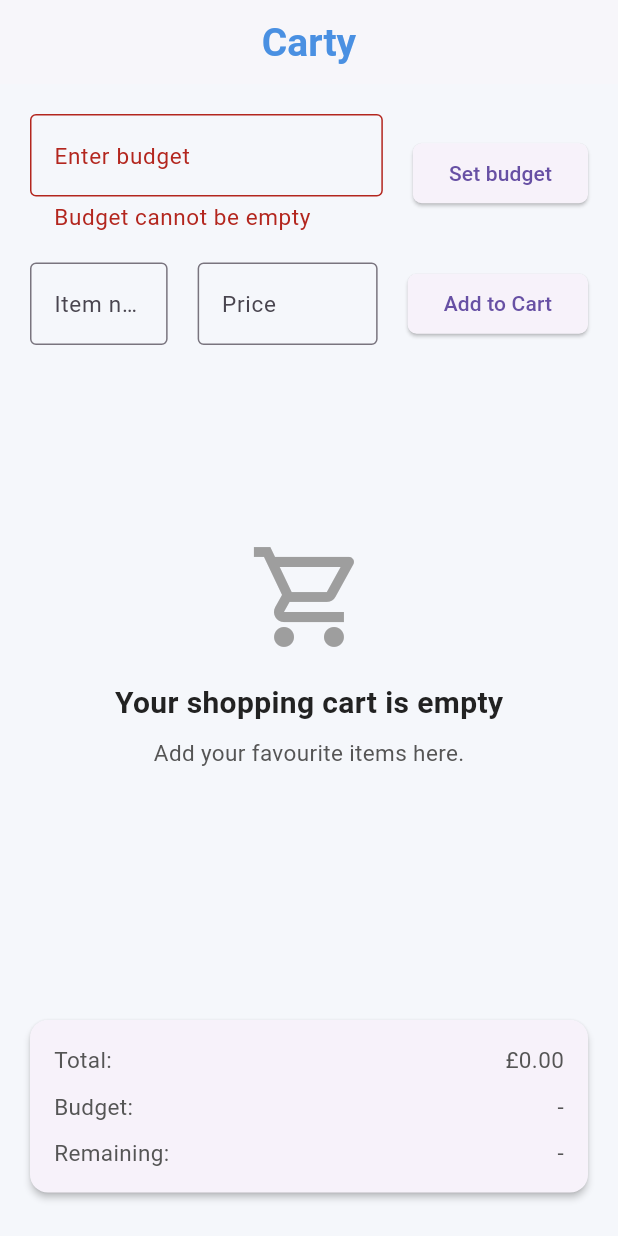
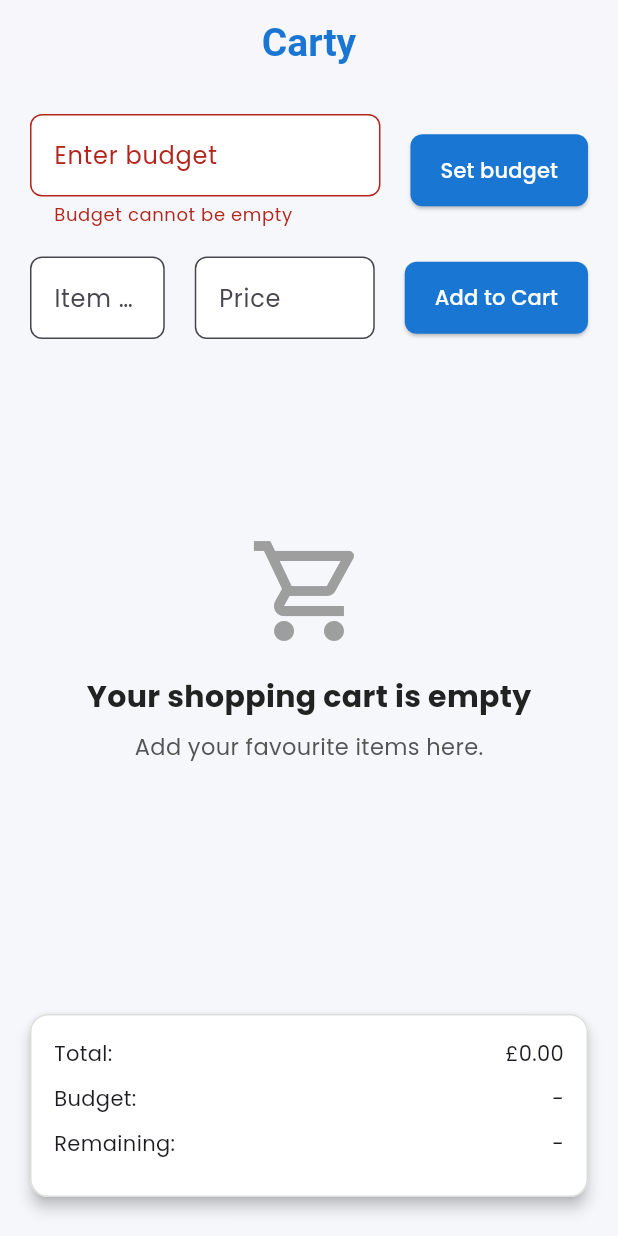
Before and after one commit to Sammyadj/Carty, a Flutter app: the screen it shows after launch, after a tap on "Set budget", on a phone screen of 412 x 824 dp. Run offline on Flutter 3.47's test engine with Material 3 defaults, Android fonts, the phone set to English and light mode, and no system bars; our stand-ins replace google_fonts.

Commit message:
Button and theme update

```diff
--- a/lib/base/res/styles/app_styles.dart
+++ b/lib/base/res/styles/app_styles.dart
@@ -1,8 +1,9 @@
 import 'package:flutter/material.dart';
 
 class AppColors {
-  static const Color primaryColor = Color(0xFF4A90E2); // Lighter Blue
+  static const Color primaryColor = Color(0xFF1976D2); // Lighter Blue
   static const Color accentColor = Color(0xFFD32F2F); // Red
+  static const Color clearCartColor = Color(0xFFCB2552); // Clear Cart button background
   static const Color backgroundColor = Color(0xFFF5F7FB); // Soft background
   static const Color textPrimary = Color(0xFF222222);
   static const Color textSecondary = Color(0xFF555555);
--- a/lib/main.dart
+++ b/lib/main.dart
@@ -2,6 +2,7 @@ import 'package:carty_app/screens/home.dart';
 import 'package:flutter/material.dart';
 
 import 'base/res/styles/app_theme.dart';
+import 'package:google_fonts/google_fonts.dart';
 
 void main() {
   runApp(const MyApp());
@@ -16,7 +17,9 @@ class MyApp extends StatelessWidget {
     return MaterialApp(
       debugShowCheckedModeBanner: false,
       title: 'Carty app',
-        theme: AppTheme.lightTheme,
+      theme: AppTheme.lightTheme.copyWith(
+        textTheme: GoogleFonts.poppinsTextTheme(),
+      ),
       home: HomePage(),
     );
   }
--- a/lib/widgets/cart_section.dart
+++ b/lib/widgets/cart_section.dart
@@ -39,9 +39,11 @@ class CartSection extends StatelessWidget {
           ],
           Expanded(
             child: Card(
-              margin: EdgeInsets.only(top: 16),
+              margin: EdgeInsets.only(top: 16, bottom: 16),
+              color: AppColors.tileBackground,
               shape: RoundedRectangleBorder(
                 borderRadius: BorderRadius.circular(12),
+                side: BorderSide(color: AppColors.borderColor),
               ),
               child: ListView.builder(
                 padding: EdgeInsets.all(8),
--- a/lib/widgets/clear_cart_button.dart
+++ b/lib/widgets/clear_cart_button.dart
@@ -20,16 +20,18 @@ class ClearCartButton extends StatelessWidget {
       child: ElevatedButton(
         onPressed: onClear,
         style: ElevatedButton.styleFrom(
-          backgroundColor: Colors.white,
-          foregroundColor: Colors.red,
+          backgroundColor: AppColors.clearCartColor,
+          foregroundColor: Colors.white,
           elevation: 0,
           shape: RoundedRectangleBorder(
             borderRadius: BorderRadius.circular(8),
-            side: BorderSide(color: Colors.red),
           ),
-          padding: EdgeInsets.symmetric(horizontal: 16, vertical: 12),
+          padding: EdgeInsets.symmetric(horizontal: 20, vertical: 14),
         ),
-        child: Text('Clear Cart', style: AppTextStyles.buttonText),
+        child: Text(
+          'Clear Cart',
+          style: AppTextStyles.buttonText.copyWith(color: Colors.white),
+        ),
       ),
     );
   }
--- a/lib/widgets/input_action_row.dart
+++ b/lib/widgets/input_action_row.dart
@@ -34,7 +34,17 @@ class InputActionRow extends StatelessWidget {
                 style: AppTextStyles.body,
                 decoration: InputDecoration(
                   labelText: labelText,
-                  border: OutlineInputBorder(),
+                  hintText: labelText,
+                  filled: true,
+                  fillColor: Colors.white,
+                  border: OutlineInputBorder(
+                    borderRadius: BorderRadius.circular(8),
+                    borderSide: BorderSide(color: AppColors.borderColor),
+                  ),
+                  focusedBorder: OutlineInputBorder(
+                    borderRadius: BorderRadius.circular(8),
+                    borderSide: BorderSide(color: AppColors.primaryColor, width: 2),
+                  ),
                   errorText: inputErrorText,
                 ),
               ),
@@ -47,12 +57,13 @@ class InputActionRow extends StatelessWidget {
               ),
             ElevatedButton(
               onPressed: onPressed,
-              style: ButtonStyle(
-                shape: WidgetStateProperty.all<RoundedRectangleBorder>(
-                  RoundedRectangleBorder(
-                    borderRadius: BorderRadius.circular(6),
-                  ),
+              style: ElevatedButton.styleFrom(
+                backgroundColor: AppColors.primaryColor,
+                foregroundColor: Colors.white,
+                shape: RoundedRectangleBorder(
+                  borderRadius: BorderRadius.circular(8),
                 ),
+                padding: EdgeInsets.symmetric(horizontal: 20, vertical: 14),
               ),
               child: Text(buttonText),
             ),
@@ -86,7 +97,17 @@ class IsPrice extends StatelessWidget {
         style: AppTextStyles.body,
         decoration: InputDecoration(
           labelText: "Price",
-          border: OutlineInputBorder(),
+          hintText: "Price",
+          filled: true,
+          fillColor: Colors.white,
+          border: OutlineInputBorder(
+            borderRadius: BorderRadius.circular(8),
+            borderSide: BorderSide(color: AppColors.borderColor),
+          ),
+          focusedBorder: OutlineInputBorder(
+            borderRadius: BorderRadius.circular(8),
+            borderSide: BorderSide(color: AppColors.primaryColor, width: 2),
+          ),
           errorText: errorText,
         ),
       ),
--- a/lib/widgets/summary_card.dart
+++ b/lib/widgets/summary_card.dart
@@ -1,5 +1,6 @@
 import 'package:carty_app/widgets/summary_row.dart';
 import 'package:flutter/material.dart';
+import '../base/res/styles/app_styles.dart';
 
 class SummaryCard extends StatelessWidget {
   final double total;
@@ -16,10 +17,15 @@ class SummaryCard extends StatelessWidget {
   @override
   Widget build(BuildContext context) {
     return Card(
-      elevation: 2,
-      margin: EdgeInsets.only(top: 20),
+      elevation: 4,
+      margin: EdgeInsets.only(top: 20, bottom: 24),
+      shape: RoundedRectangleBorder(
+        borderRadius: BorderRadius.circular(12),
+        side: BorderSide(color: AppColors.borderColor),
+      ),
+      color: AppColors.tileBackground,
       child: Padding(
-        padding: const EdgeInsets.fromLTRB(16.0, 16.0, 16.0, 6),
+        padding: const EdgeInsets.all(16.0),
         child: Column(
           crossAxisAlignment: CrossAxisAlignment.start,
           children: [
--- a/pubspec.yaml
+++ b/pubspec.yaml
@@ -34,6 +34,7 @@ dependencies:
   # The following adds the Cupertino Icons font to your application.
   # Use with the CupertinoIcons class for iOS style icons.
   cupertino_icons: ^1.0.8
+  google_fonts: ^6.1.0
 #  fluent_ui: ^4.4.0
 #  fluentui_system_icons: ^1.1.273
 
```
Also changed, not shown: pubspec.lock, 2 other files.
